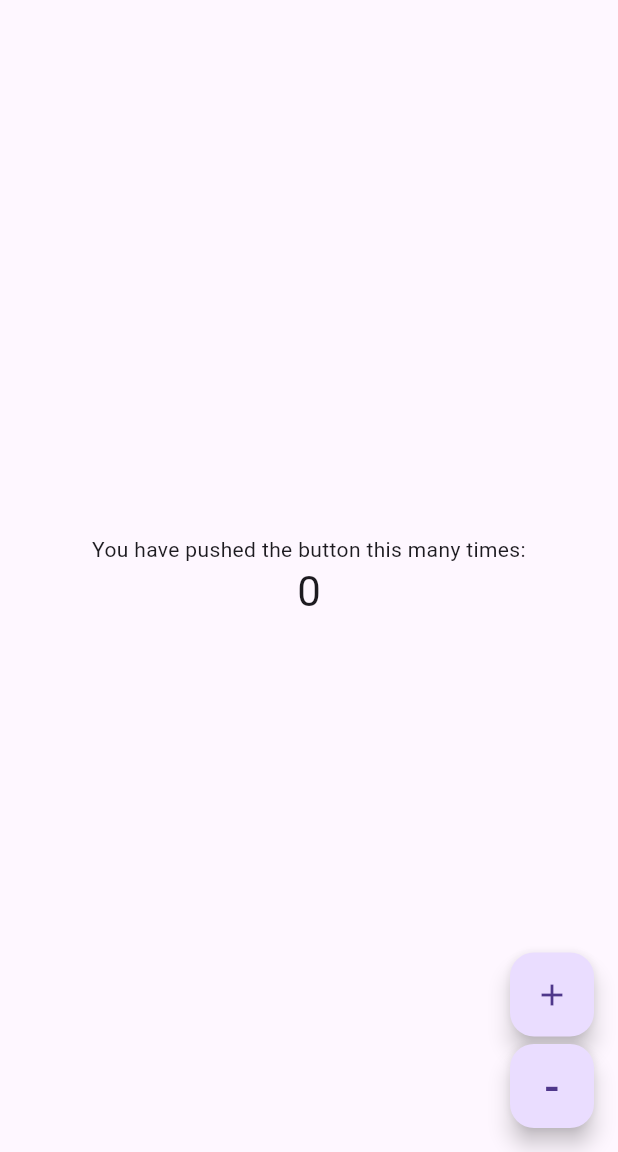
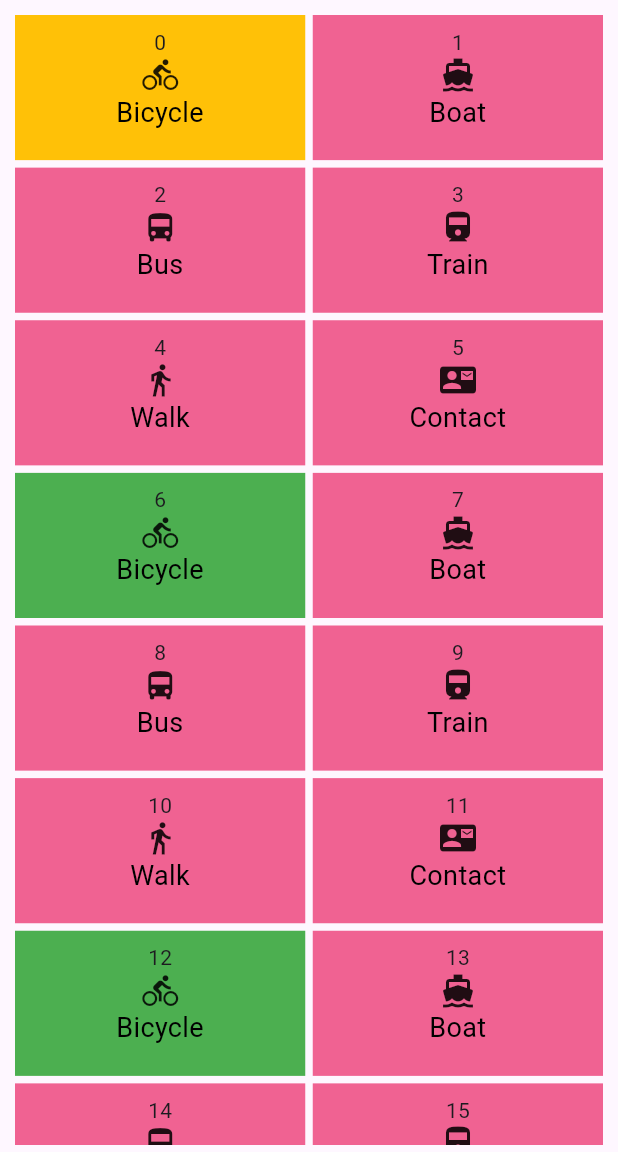
Before and after one commit to Web82-Thom/appbook, a Flutter app: the HomeView screen opened by its route, on a phone screen of 412 x 824 dp, the part 84-1236 px from its top. Run offline on Flutter 3.47's test engine with Material 3 defaults, Android fonts, the phone set to English and light mode, and no system bars; our stand-ins replace cloud_firestore, get; accounts and stored records are empty.

Commit message:
add cardView home page, start aboutMe, setting mindsdk

```diff
--- /dev/null
+++ b/lib/app/modules/home/controllers/card_controller.dart
@@ -0,0 +1,27 @@
+import 'package:appbook/app/modules/home/models/items_card.dart';
+import 'package:flutter/foundation.dart';
+
+import 'package:flutter/material.dart';
+
+class CardController extends ChangeNotifier{
+  List<ItemsCard>? items = [
+    ItemsCard(id: 0, color: Colors.amber,title: 'Bicycle', icon: const Icon(Icons.directions_bike)),
+    ItemsCard(id: 1,color:Colors.pink[300],title:'Boat', icon: const Icon(Icons.directions_boat)),
+    ItemsCard(id: 2,color:Colors.pink[300],title: 'Bus', icon: const Icon(Icons.directions_bus)),
+    ItemsCard(id: 3,color:Colors.pink[300],title: 'Train', icon: const Icon(Icons.directions_railway)),
+    ItemsCard(id: 4,color:Colors.pink[300],title: 'Walk', icon: const Icon(Icons.directions_walk)),
+    ItemsCard(id: 5,color:Colors.pink[300],title: 'Contact', icon: const Icon(Icons.contact_mail)),
+    ItemsCard(id: 6,color:Colors.green,title: 'Bicycle', icon: const Icon(Icons.directions_bike)),
+    ItemsCard(id: 7,color:Colors.pink[300],title:'Boat', icon: const Icon(Icons.directions_boat)),
+    ItemsCard(id: 8,color:Colors.pink[300],title: 'Bus', icon: const Icon(Icons.directions_bus)),
+    ItemsCard(id: 9,color:Colors.pink[300],title: 'Train', icon: const Icon(Icons.directions_railway)),
+    ItemsCard(id: 10,color:Colors.pink[300],title: 'Walk', icon: const Icon(Icons.directions_walk)),
+    ItemsCard(id: 11,color:Colors.pink[300],title: 'Contact', icon: const Icon(Icons.contact_mail)),
+    ItemsCard(id: 12,color:Colors.green,title: 'Bicycle', icon: const Icon(Icons.directions_bike)),
+    ItemsCard(id: 13,color:Colors.pink[300],title:'Boat', icon: const Icon(Icons.directions_boat)),
+    ItemsCard(id: 14,color:Colors.pink[300],title: 'Bus', icon: const Icon(Icons.directions_bus)),
+    ItemsCard(id: 15,color:Colors.pink[300],title: 'Train', icon: const Icon(Icons.directions_railway)),
+    ItemsCard(id: 16,color:Colors.pink[300],title: 'Walk', icon: const Icon(Icons.directions_walk)),
+    ItemsCard(id: 17,color:Colors.pink[300],title: 'Contact', icon: const Icon(Icons.contact_mail)),
+  ];
+}
--- /dev/null
+++ b/lib/app/modules/home/models/items_card.dart
@@ -0,0 +1,28 @@
+import 'package:cloud_firestore/cloud_firestore.dart';
+import 'package:flutter/material.dart';
+
+class ItemsCard {
+  int? id;
+  Color? color;
+  String? title;
+  Icon? icon;
+
+  ItemsCard({required this.id ,required this.color, required this.title, required this.icon,});
+
+  Map<String, dynamic> toMap()=> {
+
+    "id": id ?? "n.c.",
+    "color": color ?? "n.c.",
+    "title": title ?? "n.c.",
+    "icon": icon ?? "n.c.",
+
+  };
+
+
+  ItemsCard.fromMap(DocumentSnapshot data) {
+    id = data["id"];
+    color = data["color"];
+    title = data["title"];
+    icon = data["icon"];
+  }
+}
--- a/lib/app/modules/home/views/home_view.dart
+++ b/lib/app/modules/home/views/home_view.dart
@@ -1,3 +1,4 @@
+import 'package:appbook/app/modules/home/controllers/card_controller.dart';
 import 'package:flutter/material.dart';
 
 import 'package:get/get.dart';
@@ -8,9 +9,10 @@ import 'package:url_launcher/url_launcher.dart';
 
 class HomeView extends GetView<HomeController> {
   const HomeView({super.key});
-
   @override
   Widget build(BuildContext context) {
+  CardController cardController = Get.put(CardController());
+
     return Scaffold(
       drawer: Drawer(
         child: ListView(
@@ -118,7 +120,7 @@ class HomeView extends GetView<HomeController> {
             ListTile(
               leading: const Icon(Icons.account_box, color: Colors.black, size: 20),
               title: const Text("À propos de moi"),
-              onTap: () {},
+              onTap: () {Get.toNamed(Routes.ABOUT_ME);},
             ),
             ListTile(
               leading: const Icon(Icons.grid_3x3_outlined, color: Colors.black, size: 20,),
@@ -159,50 +161,45 @@ class HomeView extends GetView<HomeController> {
         title: Text(controller.title),
         centerTitle: true,
       ),
-      body: Center(
-        child: Column(
-          mainAxisAlignment: MainAxisAlignment.center,
-          children: <Widget>[
-            const Text(
-              textAlign: TextAlign.center,
-              'You have pushed the button this many times:',
-            ),
-            Obx(
-              () => Text(
-                controller.count.string,
-                style: Theme.of(context).textTheme.headlineMedium,
-              ),
-            ),
-          ],
-        ),
+      body: Padding(
+      padding: const EdgeInsets.all(5.0),
+      child: GridView.count(
+        crossAxisCount: 2,
+        childAspectRatio: (2 / 1),
+        crossAxisSpacing: 5,
+        mainAxisSpacing: 5,
+        //physics:BouncingScrollPhysics(),
+        padding: EdgeInsets.all(5.0),
+        children: cardController.items!
+            .map(
+              (data) => GestureDetector(
+                  onTap: () {
+                    // Navigator.of(context).pushNamed(RouteName.GridViewBuilder);
+                    print(data.id);
+                  },
+                  child: Container(
+                    width: 150,
+                    padding: const EdgeInsets.all(8),
+
+                    //  margin:EdgeInsets.symmetric(vertical: 5, horizontal: 5),
+                    color:data.color,
+                    // color: RandomColorModel().getColor(),
+                    child: Column(
+                      children: [
+                        Text(data.id.toString()),
+                        data.icon as Icon,
+                        Expanded(
+                          child: Text(data.title.toString(),
+                              style: const TextStyle(fontSize: 18, color: Colors.black),
+                              textAlign: TextAlign.center),
+                        )
+                      ],
+                    ),
+                  )),
+            )
+            .toList(),
       ),
-      floatingActionButton: Column(
-        mainAxisAlignment: MainAxisAlignment.end,
-        children: [
-          FloatingActionButton(
-            onPressed: () {
-              controller.incrementCounter();
-            },
-            tooltip: 'Increment',
-            heroTag: null,
-            child: const Icon(Icons.add),
-          ),
-          const SizedBox(
-            height: 5,
-          ),
-          FloatingActionButton(
-            onPressed: () {
-              controller.incrementCounterless();
-            },
-            tooltip: 'Increment',
-            heroTag: null,
-            child: const Text(
-              "-",
-              style: TextStyle(fontSize: 30.00),
-            ),
-          ),
-        ],
-      ),
+    ),
     );
   }
 }
--- a/lib/app/routes/app_routes.dart
+++ b/lib/app/routes/app_routes.dart
@@ -5,10 +5,12 @@ abstract class Routes {
   Routes._();
   static const HOME = _Paths.HOME;
   static const WELCOME = _Paths.WELCOME;
+  static const ABOUT_ME = _Paths.ABOUT_ME;
 }
 
 abstract class _Paths {
   _Paths._();
   static const HOME = '/home';
   static const WELCOME = '/welcome';
+  static const ABOUT_ME = '/about-me';
 }
--- a/pubspec.yaml
+++ b/pubspec.yaml
@@ -15,6 +15,7 @@ dependencies:
   url_launcher: ^6.2.5
   flutter_linkify: ^6.0.0
   cached_network_image: ^3.3.1
+  cloud_firestore: ^4.16.1
 
 dev_dependencies:
   flutter_lints: ^3.0.0
```
Also changed, not shown: lib/app/modules/aboutMe/bindings/about_me_binding.dart (added, +12 -0 lines), lib/app/modules/aboutMe/controllers/about_me_controller.dart (added, +23 -0 lines), lib/app/modules/aboutMe/views/about_me_view.dart (added, +46 -0 lines), lib/app/routes/app_pages.dart (+7 -0 lines), pubspec.lock, 4 other files.
